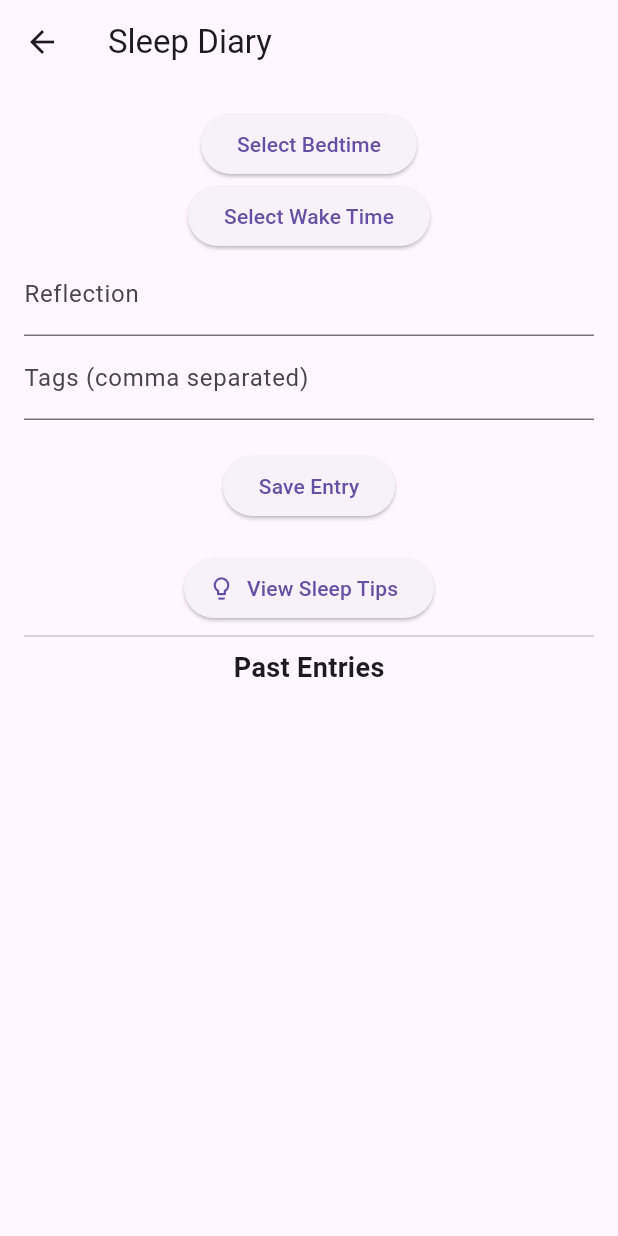
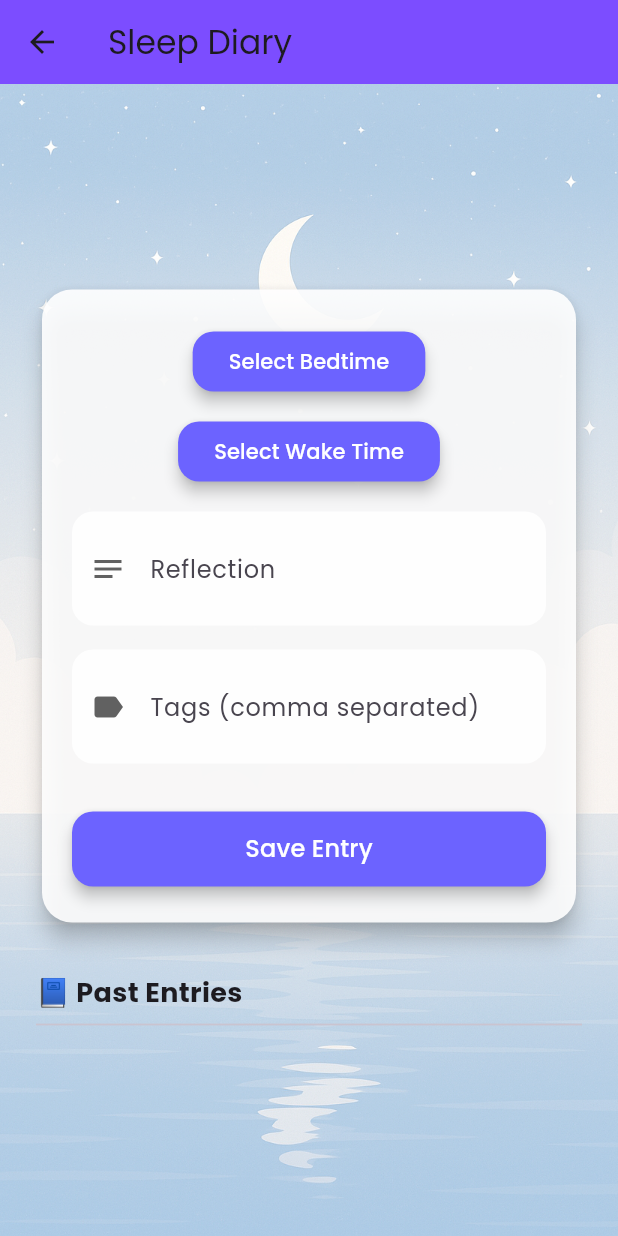
Before and after one commit to evanlee2212/sleep_tracker, a Flutter app: the SleepDiaryPage screen opened directly, on a phone screen of 412 x 824 dp. Run offline on Flutter 3.47's test engine with Material 3 defaults, Android fonts, the phone set to English and light mode, and no system bars; our stand-ins replace audioplayers, awesome_notifications, cloud_firestore, firebase_auth, firebase_core, fl_chart and 4 more; missing offline and left inert: usage_stats; accounts and stored records are empty.

Commit message:
Fixed the UI in Sleep Diary Page

```diff
--- a/lib/Pages/sleepDiary.dart
+++ b/lib/Pages/sleepDiary.dart
@@ -1,7 +1,6 @@
-// Varsha
-
 import 'package:flutter/material.dart';
 import '../dreams/viewmodel/sleepDiaryModel.dart';
+import '../components/theme.dart';
 
 class SleepDiaryPage extends StatefulWidget {
   final SleepDiaryModel diaryModel;
@@ -43,7 +42,7 @@ class _SleepDiaryPageState extends State<SleepDiaryPage> {
       );
 
       ScaffoldMessenger.of(context).showSnackBar(
-        SnackBar(content: Text("Diary entry saved!")),
+        const SnackBar(content: Text("Diary entry saved!")),
       );
 
       setState(() {
@@ -55,76 +54,111 @@ class _SleepDiaryPageState extends State<SleepDiaryPage> {
     }
   }
 
+  Widget _buildTextField({
+    required String label,
+    required IconData icon,
+    required TextEditingController controller,
+  }) {
+    return Container(
+      margin: const EdgeInsets.only(bottom: 16),
+      decoration: BoxDecoration(
+        color: Colors.white.withOpacity(0.9),
+        borderRadius: BorderRadius.circular(14),
+      ),
+      child: TextField(
+        controller: controller,
+        decoration: InputDecoration(
+          prefixIcon: Icon(icon, color: Colors.grey[700]),
+          labelText: label,
+          border: InputBorder.none,
+          contentPadding: const EdgeInsets.symmetric(vertical: 18, horizontal: 16),
+        ),
+      ),
+    );
+  }
+
   @override
   Widget build(BuildContext context) {
     final entries = widget.diaryModel.entries;
 
     return Scaffold(
-      appBar: AppBar(title: Text("Sleep Diary")),
-      body: SingleChildScrollView(
-        padding: const EdgeInsets.all(16.0),
+      appBar: AppTheme.buildAppBar("Sleep Diary"),
+      body: BackgroundWrapper(
+        child: Center(
+          child: SingleChildScrollView(
+            padding: const EdgeInsets.symmetric(horizontal: 24.0, vertical: 16),
+            child: Column(
+              mainAxisAlignment: MainAxisAlignment.center,
+              children: [
+                Card(
+                  color: Colors.white.withOpacity(0.9),
+                  shape: RoundedRectangleBorder(borderRadius: BorderRadius.circular(20)),
+                  elevation: 6,
+                  child: Padding(
+                    padding: const EdgeInsets.symmetric(horizontal: 20.0, vertical: 24.0),
                     child: Column(
                       children: [
                         ElevatedButton(
                           onPressed: () async {
-                bedtime = await showTimePicker(
-                    context: context, initialTime: TimeOfDay.now());
+                            bedtime = await showTimePicker(context: context, initialTime: TimeOfDay.now());
                             setState(() {});
                           },
-              child: Text(bedtime == null
-                  ? "Select Bedtime"
-                  : "Bedtime: ${bedtime!.format(context)}"),
+                          style: AppTheme.elevatedButtonStyle,
+                          child: Text(
+                            bedtime == null ? "Select Bedtime" : "Bedtime: ${bedtime!.format(context)}",
                           ),
+                        ),
+                        const SizedBox(height: 12),
                         ElevatedButton(
                           onPressed: () async {
-                wakeTime = await showTimePicker(
-                    context: context, initialTime: TimeOfDay.now());
+                            wakeTime = await showTimePicker(context: context, initialTime: TimeOfDay.now());
                             setState(() {});
                           },
-              child: Text(wakeTime == null
-                  ? "Select Wake Time"
-                  : "Wake Time: ${wakeTime!.format(context)}"),
+                          style: AppTheme.elevatedButtonStyle,
+                          child: Text(
+                            wakeTime == null ? "Select Wake Time" : "Wake Time: ${wakeTime!.format(context)}",
                           ),
-            TextField(
-              controller: reflectionController,
-              decoration: InputDecoration(labelText: "Reflection"),
                         ),
-            TextField(
-              controller: tagsController,
-              decoration: InputDecoration(labelText: "Tags (comma separated)"),
+                        const SizedBox(height: 16),
+                        _buildTextField(label: "Reflection", icon: Icons.notes, controller: reflectionController),
+                        _buildTextField(label: "Tags (comma separated)", icon: Icons.label, controller: tagsController),
+                        const SizedBox(height: 16),
+                        SizedBox(
+                          width: double.infinity,
+                          height: 50,
+                          child: ElevatedButton(
+                            onPressed: _addEntry,
+                            style: AppTheme.elevatedButtonStyle,
+                            child: const Text("Save Entry", style: TextStyle(fontSize: 16)),
                           ),
-            SizedBox(height: 20),
-            ElevatedButton(
-              onPressed: _addEntry,
-              child: Text("Save Entry"),
                         ),
-            SizedBox(height: 20),
-            ElevatedButton.icon(
-              onPressed: () {
-                Navigator.pushNamed(context, '/sleepTips');
-              },
-              icon: Icon(Icons.lightbulb_outline),
-              label: Text("View Sleep Tips"),
+                      ],
                     ),
-            Divider(),
-            Text(
-              "Past Entries",
-              style: TextStyle(fontWeight: FontWeight.bold, fontSize: 18),
                   ),
+                ),
+                const SizedBox(height: 30),
+                Align(
+                  alignment: Alignment.centerLeft,
+                  child: Text(
+                    "📘 Past Entries",
+                    style: const TextStyle(fontWeight: FontWeight.bold, fontSize: 18),
+                  ),
+                ),
+                const Divider(thickness: 1.2),
                 ListView.builder(
                   shrinkWrap: true,
-              physics: NeverScrollableScrollPhysics(),
+                  physics: const NeverScrollableScrollPhysics(),
                   itemCount: entries.length,
                   itemBuilder: (context, index) {
                     final entry = entries[index];
-                final date = (entry['date'] as DateTime)
-                    .toLocal()
-                    .toString()
-                    .split(' ')[0];
+                    final date = (entry['date'] as DateTime).toLocal().toString().split(' ')[0];
                     final tags = (entry['tags'] as List).join(", ");
 
                     return Card(
+                      elevation: 2,
+                      shape: RoundedRectangleBorder(borderRadius: BorderRadius.circular(8)),
                       child: ListTile(
+                        leading: const Icon(Icons.nightlight_round, color: Colors.deepPurpleAccent),
                         title: Text("Date: $date"),
                         subtitle: Text(
                           "Bed: ${entry['bedtime'].format(context)} | Wake: ${entry['wakeTime'].format(context)}\nReflection: ${entry['reflection']}",
@@ -137,6 +171,8 @@ class _SleepDiaryPageState extends State<SleepDiaryPage> {
               ],
             ),
           ),
+        ),
+      ),
     );
   }
 }
--- a/lib/Pages/sleep_cycles.dart
+++ b/lib/Pages/sleep_cycles.dart
@@ -1,11 +1,6 @@
-//import current date
-//field to enter sleep hours (enter float)
-//sleep quality rating based on hours of sleep inputted,
-// amount of interruptions, and
-// sleep cycles passed during sleep (int 1-10)
-
 import 'package:flutter/material.dart';
 import 'package:intl/intl.dart';
+import '../components/theme.dart';
 
 class SleepCycles extends StatefulWidget {
   const SleepCycles({super.key});
@@ -35,10 +30,10 @@ class _NewSleepEntryState extends State<SleepCycles> {
   List<String> _generateSuggestions(TimeOfDay time) {
     final now = DateTime.now();
     final baseTime = DateTime(now.year, now.month, now.day, time.hour, time.minute)
-        .add(const Duration(minutes: 15)); // add 15 mins to fall asleep
+        .add(const Duration(minutes: 15));
 
     return List.generate(4, (i) {
-      final suggestionTime = baseTime.add(Duration(minutes: 90 * ((i+1) + 3))); // 3 to 6 cycles
+      final suggestionTime = baseTime.add(Duration(minutes: 90 * ((i + 1) + 3)));
       return DateFormat.jm().format(suggestionTime);
     });
   }
@@ -46,16 +41,13 @@ class _NewSleepEntryState extends State<SleepCycles> {
   @override
   Widget build(BuildContext context) {
     return Scaffold(
-      appBar: AppBar(
-        title: const Text('Sleep Time Suggestions'),
-        backgroundColor: Colors.deepPurpleAccent,
-      ),
-      body: Padding(
+      appBar: AppTheme.buildAppBar('Sleep Time Suggestions'),
+      body: BackgroundWrapper(
+        child: Padding(
           padding: const EdgeInsets.all(20),
           child: Column(
             crossAxisAlignment: CrossAxisAlignment.center,
             children: [
-            /// 🔘 Sleep Suggestion Button (NEW)
               InkWell(
                 onTap: _pickTime,
                 child: Container(
@@ -77,13 +69,11 @@ class _NewSleepEntryState extends State<SleepCycles> {
                   ),
                 ),
               ),
-
               const Text(
                 'Pick the time you plan to go to sleep:',
                 style: TextStyle(fontSize: 18),
               ),
               const SizedBox(height: 10),
-
               if (_sleepTime != null) ...[
                 Text(
                   'Sleep Time: ${_sleepTime!.format(context)}',
@@ -109,6 +99,7 @@ class _NewSleepEntryState extends State<SleepCycles> {
             ],
           ),
         ),
+      ),
     );
   }
 }
--- a/lib/Pages/sounds.dart
+++ b/lib/Pages/sounds.dart
@@ -3,28 +3,23 @@ import 'package:audioplayers/audioplayers.dart';
 import 'package:shared_preferences/shared_preferences.dart';
 import 'dart:async';
 import 'dart:math';
+import '../components/theme.dart';
 
 void main() => runApp(SleepSoundApp());
 
-class SleepSoundApp extends StatefulWidget {
+class SleepSoundApp extends StatelessWidget {
   const SleepSoundApp({super.key});
 
   @override
-  _SleepSoundAppState createState() => _SleepSoundAppState();
-}
-
-class _SleepSoundAppState extends State<SleepSoundApp> {
-
-  @override
   Widget build(BuildContext context) {
-    return Scaffold(
-    body: SoundTabs(),
+    return MaterialApp(
+      theme: AppTheme.lightTheme,
+      home: const SoundTabs(),
     );
   }
 }
 
 class SoundTabs extends StatefulWidget {
-
   const SoundTabs({super.key});
 
   @override
@@ -57,16 +52,16 @@ class _SoundTabsState extends State<SoundTabs> {
   @override
   Widget build(BuildContext context) {
     return Scaffold(
-      appBar: AppBar(
-        title: Text(['All Sounds', 'Favorites', 'Custom'][_selectedIndex]),
-      ),
-      body: IndexedStack(
+      appBar: AppTheme.buildAppBar(['All Sounds', 'Favorites', 'Custom'][_selectedIndex]),
+      body: BackgroundWrapper(
+        child: IndexedStack(
           index: _selectedIndex,
           children: [
             SoundPlayerPage(onFavoritesChanged: _updateFavorites),
             FavoritesPage(favorites: favorites, onFavoritesChanged: _updateFavorites),
             CustomSoundPage(),
           ],
+        ),
       ),
       bottomNavigationBar: BottomNavigationBar(
         currentIndex: _selectedIndex,
--- /dev/null
+++ b/lib/components/theme.dart
@@ -0,0 +1,48 @@
+//theme.dart
+import 'package:flutter/material.dart';
+import 'package:google_fonts/google_fonts.dart';
+
+class AppTheme {
+  static final ButtonStyle elevatedButtonStyle = ElevatedButton.styleFrom(
+    backgroundColor: const Color(0xFF6C63FF), // Brighter purple for better contrast
+    foregroundColor: Colors.white,            // Ensures readable button text
+    shape: RoundedRectangleBorder(
+      borderRadius: BorderRadius.circular(14),
+    ),
+    elevation: 4,
+  );
+
+  static AppBar buildAppBar(String title) {
+    return AppBar(
+      title: Text(title),
+      backgroundColor: Colors.deepPurpleAccent,
+    );
+  }
+
+  static ThemeData lightTheme = ThemeData(
+    fontFamily: GoogleFonts.poppins().fontFamily,
+    brightness: Brightness.light,
+  );
+}
+
+class BackgroundWrapper extends StatelessWidget {
+  final Widget child;
+  const BackgroundWrapper({super.key, required this.child});
+
+  @override
+  Widget build(BuildContext context) {
+    return Stack(
+      children: [
+        Positioned.fill(
+          child: Image.asset('assets/images/background.png', fit: BoxFit.cover),
+        ),
+        Positioned.fill(
+          child: Container(
+            color: Colors.white.withOpacity(0.1),
+          ),
+        ),
+        SafeArea(child: child),
+      ],
+    );
+  }
+}
--- a/lib/main.dart
+++ b/lib/main.dart
@@ -13,6 +13,7 @@ import 'components/menu_button.dart';
 import 'package:sleep_app/components/theme_manager.dart';
 import 'Pages/login_screen.dart';
 import 'dreams/services/welcome_message.dart';
+import 'components/theme.dart';
 
 
 final GlobalKey<NavigatorState> navigatorKey = GlobalKey<NavigatorState>();
@@ -48,7 +49,7 @@ class MyApp extends StatelessWidget {
     final startupService = StartupService();
 
     return MaterialApp(
-      theme: ThemeData.light(),
+      theme: AppTheme.lightTheme,
       darkTheme: ThemeData.dark(),
       themeMode: themeManager.themeMode,
       title: 'Sleep App',
```
Lines whose indentation alone changed are shown as unchanged.
